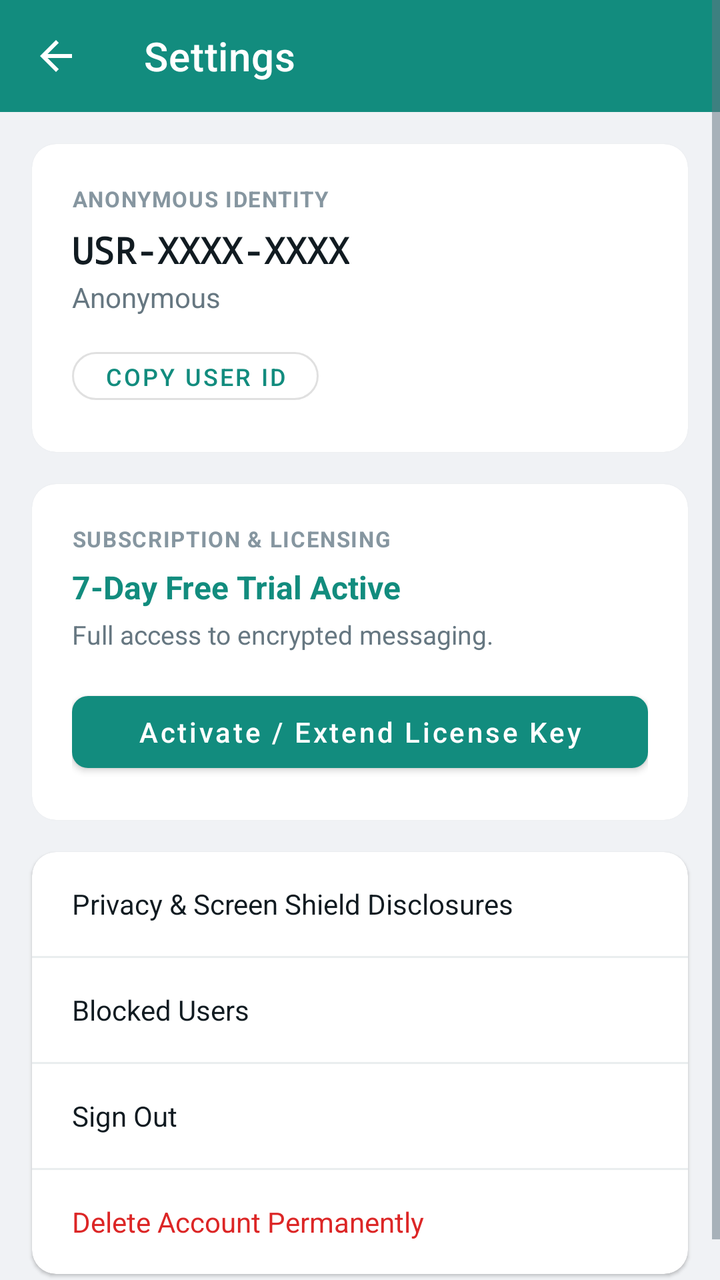
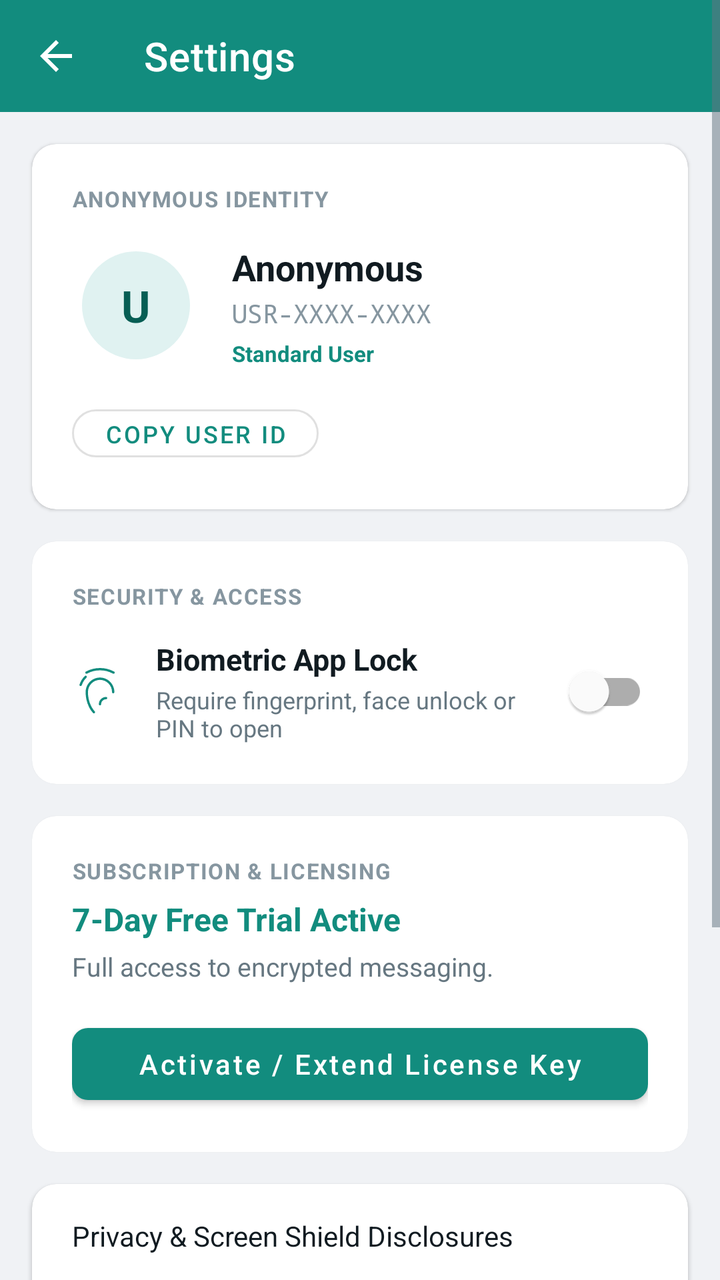

The first picture is an Android layout as it rendered before a commit; the second is the same layout after the commit. The layout source and the unified diff follow.
<!-- AndroidManifest.xml: application theme Theme.AnonChat -->
<!-- res/layout/activity_settings.xml -->
<?xml version="1.0" encoding="utf-8"?>
<ScrollView xmlns:android="http://schemas.android.com/apk/res/android"
    xmlns:app="http://schemas.android.com/apk/res-auto"
    android:layout_width="match_parent"
    android:layout_height="match_parent"
    android:background="@color/background_subtle">

    <LinearLayout
        android:layout_width="match_parent"
        android:layout_height="wrap_content"
        android:orientation="vertical">

        <com.google.android.material.appbar.MaterialToolbar
            android:id="@+id/toolbar_settings"
            android:layout_width="match_parent"
            android:layout_height="?attr/actionBarSize"
            android:background="@color/primary"
            app:title="@string/settings_title"
            app:titleTextColor="@color/background_white"
            app:navigationIcon="?attr/homeAsUpIndicator"
            app:navigationIconTint="@color/background_white" />

        
        <com.google.android.material.card.MaterialCardView
            android:layout_width="match_parent"
            android:layout_height="wrap_content"
            android:layout_margin="16dp"
            app:cardCornerRadius="12dp"
            app:cardElevation="1dp"
            app:cardBackgroundColor="@color/background_white">

            <LinearLayout
                android:layout_width="match_parent"
                android:layout_height="wrap_content"
                android:orientation="vertical"
                android:padding="20dp">

                <TextView
                    android:layout_width="wrap_content"
                    android:layout_height="wrap_content"
                    android:text="ANONYMOUS IDENTITY"
                    android:textSize="11sp"
                    android:textStyle="bold"
                    android:textColor="@color/text_muted"
                    android:letterSpacing="0.05" />

                <TextView
                    android:id="@+id/tv_settings_user_id"
                    android:layout_width="wrap_content"
                    android:layout_height="wrap_content"
                    android:layout_marginTop="6dp"
                    android:text="USR-XXXX-XXXX"
                    android:textSize="18sp"
                    android:textStyle="bold"
                    android:fontFamily="monospace"
                    android:textColor="@color/text_primary" />

                <TextView
                    android:id="@+id/tv_settings_display_name"
                    android:layout_width="wrap_content"
                    android:layout_height="wrap_content"
                    android:layout_marginTop="2dp"
                    android:text="Anonymous"
                    android:textSize="14sp"
                    android:textColor="@color/text_secondary" />

                <com.google.android.material.button.MaterialButton
                    android:id="@+id/btn_copy_id"
                    android:layout_width="wrap_content"
                    android:layout_height="36dp"
                    android:layout_marginTop="12dp"
                    android:text="Copy User ID"
                    android:textSize="12sp"
                    app:cornerRadius="18dp"
                    style="@style/Widget.MaterialComponents.Button.OutlinedButton" />
            </LinearLayout>
        </com.google.android.material.card.MaterialCardView>

        
        <com.google.android.material.card.MaterialCardView
            android:layout_width="match_parent"
            android:layout_height="wrap_content"
            android:layout_marginStart="16dp"
            android:layout_marginEnd="16dp"
            android:layout_marginBottom="16dp"
            app:cardCornerRadius="12dp"
            app:cardElevation="1dp"
            app:cardBackgroundColor="@color/background_white">

            <LinearLayout
                android:layout_width="match_parent"
                android:layout_height="wrap_content"
                android:orientation="vertical"
                android:padding="20dp">

                <TextView
                    android:layout_width="wrap_content"
                    android:layout_height="wrap_content"
                    android:text="SUBSCRIPTION &amp; LICENSING"
                    android:textSize="11sp"
                    android:textStyle="bold"
                    android:textColor="@color/text_muted"
                    android:letterSpacing="0.05" />

                <TextView
                    android:id="@+id/tv_settings_sub_status"
                    android:layout_width="wrap_content"
                    android:layout_height="wrap_content"
                    android:layout_marginTop="6dp"
                    android:text="7-Day Free Trial Active"
                    android:textSize="16sp"
                    android:textStyle="bold"
                    android:textColor="@color/primary" />

                <TextView
                    android:id="@+id/tv_settings_sub_detail"
                    android:layout_width="wrap_content"
                    android:layout_height="wrap_content"
                    android:layout_marginTop="4dp"
                    android:text="Full access to encrypted messaging."
                    android:textSize="13sp"
                    android:textColor="@color/text_secondary" />

                <com.google.android.material.button.MaterialButton
                    android:id="@+id/btn_open_license"
                    android:layout_width="match_parent"
                    android:layout_height="48dp"
                    android:layout_marginTop="16dp"
                    android:text="Activate / Extend License Key"
                    android:textAllCaps="false"
                    app:backgroundTint="@color/primary"
                    app:cornerRadius="8dp" />
            </LinearLayout>
        </com.google.android.material.card.MaterialCardView>

        
        <com.google.android.material.card.MaterialCardView
            android:layout_width="match_parent"
            android:layout_height="wrap_content"
            android:layout_marginStart="16dp"
            android:layout_marginEnd="16dp"
            android:layout_marginBottom="24dp"
            app:cardCornerRadius="12dp"
            app:cardElevation="1dp"
            app:cardBackgroundColor="@color/background_white">

            <LinearLayout
                android:layout_width="match_parent"
                android:layout_height="wrap_content"
                android:orientation="vertical">

                <TextView
                    android:id="@+id/tv_btn_security_info"
                    android:layout_width="match_parent"
                    android:layout_height="52dp"
                    android:gravity="center_vertical"
                    android:paddingStart="20dp"
                    android:paddingEnd="20dp"
                    android:text="Privacy &amp; Screen Shield Disclosures"
                    android:textSize="14sp"
                    android:textColor="@color/text_primary"
                    android:background="?attr/selectableItemBackground" />

                <View
                    android:layout_width="match_parent"
                    android:layout_height="1dp"
                    android:background="@color/divider" />

                <TextView
                    android:id="@+id/tv_btn_blocked_users"
                    android:layout_width="match_parent"
                    android:layout_height="52dp"
                    android:gravity="center_vertical"
                    android:paddingStart="20dp"
                    android:paddingEnd="20dp"
                    android:text="@string/blocked_users"
                    android:textSize="14sp"
                    android:textColor="@color/text_primary"
                    android:background="?attr/selectableItemBackground" />

                <View
                    android:layout_width="match_parent"
                    android:layout_height="1dp"
                    android:background="@color/divider" />

                <TextView
                    android:id="@+id/tv_btn_logout"
                    android:layout_width="match_parent"
                    android:layout_height="52dp"
                    android:gravity="center_vertical"
                    android:paddingStart="20dp"
                    android:paddingEnd="20dp"
                    android:text="@string/logout_action"
                    android:textSize="14sp"
                    android:textColor="@color/text_primary"
                    android:background="?attr/selectableItemBackground" />

                <View
                    android:layout_width="match_parent"
                    android:layout_height="1dp"
                    android:background="@color/divider" />

                <TextView
                    android:id="@+id/tv_btn_delete_account"
                    android:layout_width="match_parent"
                    android:layout_height="52dp"
                    android:gravity="center_vertical"
                    android:paddingStart="20dp"
                    android:paddingEnd="20dp"
                    android:text="@string/delete_account_action"
                    android:textSize="14sp"
                    android:textColor="@color/danger"
                    android:background="?attr/selectableItemBackground" />
            </LinearLayout>
        </com.google.android.material.card.MaterialCardView>

    </LinearLayout>
</ScrollView>
<!-- resources referenced by this layout -->
<resources>
  <color name="background_subtle">#F0F2F5</color>
  <color name="background_white">#FFFFFF</color>
  <color name="danger">#DC2626</color>
  <color name="divider">#E9EDEF</color>
  <color name="primary">#128C7E</color>
  <color name="text_muted">#8696A0</color>
  <color name="text_primary">#111B21</color>
  <color name="text_secondary">#667781</color>
  <string name="blocked_users">Blocked Users</string>
  <string name="delete_account_action">Delete Account Permanently</string>
  <string name="logout_action">Sign Out</string>
  <string name="settings_title">Settings</string>
  <color name="primary_dark">#075E54</color>
  <color name="accent">#25D366</color>
  <!-- unchanged entries left out for length: 1 -->
</resources>

<!-- the commit's change to res/layout/activity_settings.xml (unified diff, before → after) -->
@@ -44,35 +44,287 @@
                     android:textColor="@color/text_muted"
                     android:letterSpacing="0.05" />
 
-                <TextView
-                    android:id="@+id/tv_settings_user_id"
-                    android:layout_width="wrap_content"
-                    android:layout_height="wrap_content"
-                    android:layout_marginTop="6dp"
-                    android:text="USR-XXXX-XXXX"
-                    android:textSize="18sp"
-                    android:textStyle="bold"
-                    android:fontFamily="monospace"
-                    android:textColor="@color/text_primary" />
-
-                <TextView
-                    android:id="@+id/tv_settings_display_name"
-                    android:layout_width="wrap_content"
-                    android:layout_height="wrap_content"
-                    android:layout_marginTop="2dp"
-                    android:text="Anonymous"
-                    android:textSize="14sp"
-                    android:textColor="@color/text_secondary" />
+                
+                <LinearLayout
+                    android:layout_width="match_parent"
+                    android:layout_height="wrap_content"
+                    android:layout_marginTop="14dp"
+                    android:orientation="horizontal"
+                    android:gravity="center_vertical">
+
+                    
+                    <FrameLayout
+                        android:layout_width="64dp"
+                        android:layout_height="64dp">
+
+                        <View
+                            android:id="@+id/view_profile_avatar_ring"
+                            android:layout_width="64dp"
+                            android:layout_height="64dp"
+                            android:background="@drawable/bg_avatar_ring"
+                            android:visibility="gone" />
+
+                        <TextView
+                            android:id="@+id/tv_profile_avatar_initial"
+                            android:layout_width="54dp"
+                            android:layout_height="54dp"
+                            android:layout_gravity="center"
+                            android:background="@drawable/bg_avatar_circle"
+                            android:gravity="center"
+                            android:text="U"
+                            android:textColor="@color/primary_dark"
+                            android:textSize="22sp"
+                            android:textStyle="bold" />
+
+                        <ImageView
+                            android:id="@+id/iv_profile_admin_badge"
+                            android:layout_width="22dp"
+                            android:layout_height="22dp"
+                            android:layout_gravity="bottom|end"
+                            android:src="@drawable/ic_verified"
+                            android:contentDescription="Verified Admin"
+                            android:visibility="gone" />
+                    </FrameLayout>
+
+                    <LinearLayout
+                        android:layout_width="0dp"
+                        android:layout_height="wrap_content"
+                        android:layout_weight="1"
+                        android:layout_marginStart="16dp"
+                        android:orientation="vertical">
+
+                        <TextView
+                            android:id="@+id/tv_settings_display_name"
+                            android:layout_width="wrap_content"
+                            android:layout_height="wrap_content"
+                            android:text="Anonymous"
+                            android:textSize="18sp"
+                            android:textStyle="bold"
+                            android:textColor="@color/text_primary" />
+
+                        <TextView
+                            android:id="@+id/tv_settings_user_id"
+                            android:layout_width="wrap_content"
+                            android:layout_height="wrap_content"
+                            android:layout_marginTop="2dp"
+                            android:text="USR-XXXX-XXXX"
+                            android:textSize="13sp"
+                            android:fontFamily="monospace"
+                            android:textColor="@color/text_muted" />
+
+                        <TextView
+                            android:id="@+id/tv_settings_role_badge"
+                            android:layout_width="wrap_content"
+                            android:layout_height="wrap_content"
+                            android:layout_marginTop="4dp"
+                            android:text="Standard User"
+                            android:textSize="11sp"
+                            android:textStyle="bold"
+                            android:textColor="@color/primary" />
+                    </LinearLayout>
+                </LinearLayout>
 
                 <com.google.android.material.button.MaterialButton
                     android:id="@+id/btn_copy_id"
                     android:layout_width="wrap_content"
                     android:layout_height="36dp"
-                    android:layout_marginTop="12dp"
+                    android:layout_marginTop="14dp"
                     android:text="Copy User ID"
                     android:textSize="12sp"
                     app:cornerRadius="18dp"
                     style="@style/Widget.MaterialComponents.Button.OutlinedButton" />
+
+                
+                <LinearLayout
+                    android:id="@+id/layout_admin_badge_customizer"
+                    android:layout_width="match_parent"
+                    android:layout_height="wrap_content"
+                    android:orientation="vertical"
+                    android:layout_marginTop="16dp"
+                    android:visibility="gone">
+
+                    <View
+                        android:layout_width="match_parent"
+                        android:layout_height="1dp"
+                        android:background="@color/divider"
+                        android:layout_marginBottom="12dp" />
+
+                    <TextView
+                        android:layout_width="wrap_content"
+                        android:layout_height="wrap_content"
+                        android:text="ADMIN BADGE &amp; OUTLINE COLOR"
+                        android:textSize="11sp"
+                        android:textStyle="bold"
+                        android:textColor="@color/text_muted"
+                        android:letterSpacing="0.05" />
+
+                    <TextView
+                        android:layout_width="wrap_content"
+                        android:layout_height="wrap_content"
+                        android:layout_marginTop="2dp"
+                        android:layout_marginBottom="12dp"
+                        android:text="Choose your verified badge and outline ring color"
+                        android:textSize="12sp"
+                        android:textColor="@color/text_secondary" />
+
+                    <LinearLayout
+                        android:layout_width="match_parent"
+                        android:layout_height="wrap_content"
+                        android:orientation="horizontal"
+                        android:gravity="center_vertical">
+
+                        <com.google.android.material.card.MaterialCardView
+                            android:id="@+id/card_color_orange"
+                            android:layout_width="38dp"
+                            android:layout_height="38dp"
+                            android:layout_marginEnd="10dp"
+                            app:cardCornerRadius="19dp"
+                            app:cardElevation="0dp"
+                            app:strokeWidth="0dp"
+                            app:strokeColor="@color/text_primary"
+                            app:cardBackgroundColor="@color/admin_orange"
+                            android:clickable="true"
+                            android:focusable="true" />
+
+                        <com.google.android.material.card.MaterialCardView
+                            android:id="@+id/card_color_emerald"
+                            android:layout_width="38dp"
+                            android:layout_height="38dp"
+                            android:layout_marginEnd="10dp"
+                            app:cardCornerRadius="19dp"
+                            app:cardElevation="0dp"
+                            app:strokeWidth="0dp"
+                            app:strokeColor="@color/text_primary"
+                            app:cardBackgroundColor="@color/admin_emerald"
+                            android:clickable="true"
+                            android:focusable="true" />
+
+                        <com.google.android.material.card.MaterialCardView
+                            android:id="@+id/card_color_crimson"
+                            android:layout_width="38dp"
+                            android:layout_height="38dp"
+                            android:layout_marginEnd="10dp"
+                            app:cardCornerRadius="19dp"
+                            app:cardElevation="0dp"
+                            app:strokeWidth="0dp"
+                            app:strokeColor="@color/text_primary"
+                            app:cardBackgroundColor="@color/admin_crimson"
+                            android:clickable="true"
+                            android:focusable="true" />
+
+                        <com.google.android.material.card.MaterialCardView
+                            android:id="@+id/card_color_blue"
+                            android:layout_width="38dp"
+                            android:layout_height="38dp"
+                            android:layout_marginEnd="10dp"
+                            app:cardCornerRadius="19dp"
+                            app:cardElevation="0dp"
+                            app:strokeWidth="0dp"
+                            app:strokeColor="@color/text_primary"
+                            app:cardBackgroundColor="@color/admin_blue"
+                            android:clickable="true"
+                            android:focusable="true" />
+
+                        <com.google.android.material.card.MaterialCardView
+                            android:id="@+id/card_color_purple"
+                            android:layout_width="38dp"
+                            android:layout_height="38dp"
+                            android:layout_marginEnd="10dp"
+                            app:cardCornerRadius="19dp"
+                            app:cardElevation="0dp"
+                            app:strokeWidth="0dp"
+                            app:strokeColor="@color/text_primary"
+                            app:cardBackgroundColor="@color/admin_purple"
+                            android:clickable="true"
+                            android:focusable="true" />
+
+                        <com.google.android.material.card.MaterialCardView
+                            android:id="@+id/card_color_gold"
+                            android:layout_width="38dp"
+                            android:layout_height="38dp"
+                            app:cardCornerRadius="19dp"
+                            app:cardElevation="0dp"
+                            app:strokeWidth="0dp"
+                            app:strokeColor="@color/text_primary"
+                            app:cardBackgroundColor="@color/admin_gold"
+                            android:clickable="true"
+                            android:focusable="true" />
+
+                    </LinearLayout>
+                </LinearLayout>
+
+            </LinearLayout>
+        </com.google.android.material.card.MaterialCardView>
+
+        
+        <com.google.android.material.card.MaterialCardView
+            android:layout_width="match_parent"
+            android:layout_height="wrap_content"
+            android:layout_marginStart="16dp"
+            android:layout_marginEnd="16dp"
+            android:layout_marginBottom="16dp"
+            app:cardCornerRadius="12dp"
+            app:cardElevation="1dp"
+            app:cardBackgroundColor="@color/background_white">
+
+            <LinearLayout
+                android:layout_width="match_parent"
+                android:layout_height="wrap_content"
+                android:orientation="vertical"
+                android:padding="20dp">
+
+                <TextView
+                    android:layout_width="wrap_content"
+                    android:layout_height="wrap_content"
+                    android:text="SECURITY &amp; ACCESS"
+                    android:textSize="11sp"
+                    android:textStyle="bold"
+                    android:textColor="@color/text_muted"
+                    android:letterSpacing="0.05" />
+
+                <LinearLayout
+                    android:layout_width="match_parent"
+                    android:layout_height="wrap_content"
+                    android:layout_marginTop="14dp"
+                    android:orientation="horizontal"
+                    android:gravity="center_vertical">
+
+                    <ImageView
+                        android:layout_width="28dp"
+                        android:layout_height="28dp"
+                        android:src="@drawable/ic_fingerprint"
+                        app:tint="@color/primary"
+                        android:contentDescription="Biometric Lock" />
+
+                    <LinearLayout
+                        android:layout_width="0dp"
+                        android:layout_height="wrap_content"
+                        android:layout_weight="1"
+                        android:layout_marginStart="14dp"
+                        android:orientation="vertical">
+
+                        <TextView
+                            android:layout_width="wrap_content"
+                            android:layout_height="wrap_content"
+                            android:text="Biometric App Lock"
+                            android:textSize="15sp"
+                            android:textStyle="bold"
+                            android:textColor="@color/text_primary" />
+
+                        <TextView
+                            android:layout_width="wrap_content"
+                            android:layout_height="wrap_content"
+                            android:layout_marginTop="2dp"
+                            android:text="Require fingerprint, face unlock or PIN to open"
+                            android:textSize="12sp"
+                            android:textColor="@color/text_secondary" />
+                    </LinearLayout>
+
+                    <com.google.android.material.switchmaterial.SwitchMaterial
+                        android:id="@+id/switch_biometric"
+                        android:layout_width="wrap_content"
+                        android:layout_height="wrap_content" />
+                </LinearLayout>
             </LinearLayout>
         </com.google.android.material.card.MaterialCardView>
 
@@ -139,7 +391,7 @@
             android:layout_height="wrap_content"
             android:layout_marginStart="16dp"
             android:layout_marginEnd="16dp"
-            android:layout_marginBottom="24dp"
+            android:layout_marginBottom="16dp"
             app:cardCornerRadius="12dp"
             app:cardElevation="1dp"
             app:cardBackgroundColor="@color/background_white">
@@ -214,5 +466,20 @@
             </LinearLayout>
         </com.google.android.material.card.MaterialCardView>
 
+        
+        <TextView
+            android:id="@+id/tv_footer_branding"
+            android:layout_width="match_parent"
+            android:layout_height="wrap_content"
+            android:gravity="center"
+            android:layout_marginTop="8dp"
+            android:layout_marginBottom="24dp"
+            android:padding="8dp"
+            android:text="@string/proud_production"
+            android:textSize="12sp"
+            android:textStyle="bold"
+            android:letterSpacing="0.05"
+            android:textColor="@color/text_secondary" />
+
     </LinearLayout>
 </ScrollView>
<!-- resource entries referenced after the edit -->
@@ -1,5 +1,11 @@
 <!-- resources referenced by this layout -->
 <resources>
+  <color name="admin_blue">#3B82F6</color>
+  <color name="admin_crimson">#EF4444</color>
+  <color name="admin_emerald">#10B981</color>
+  <color name="admin_gold">#F59E0B</color>
+  <color name="admin_orange">#FF9800</color>
+  <color name="admin_purple">#8B5CF6</color>
   <color name="background_subtle">#F0F2F5</color>
   <color name="background_white">#FFFFFF</color>
   <color name="danger">#DC2626</color>
@@ -8,9 +14,48 @@
   <color name="text_muted">#8696A0</color>
   <color name="text_primary">#111B21</color>
   <color name="text_secondary">#667781</color>
+  <!-- drawable bg_avatar_circle (drawable) -->
+  <?xml version="1.0" encoding="utf-8"?>
+  <shape xmlns:android="http://schemas.android.com/apk/res/android"
+      android:shape="oval">
+      <solid android:color="#E0F2F1" />
+  </shape>
+  <!-- drawable bg_avatar_ring (drawable) -->
+  <?xml version="1.0" encoding="utf-8"?>
+  <shape xmlns:android="http://schemas.android.com/apk/res/android"
+      android:shape="oval">
+      <stroke
+          android:width="2.5dp"
+          android:color="#FF9800" />
+      <solid android:color="@android:color/transparent" />
+  </shape>
+  <!-- drawable ic_fingerprint (drawable) -->
+  <vector xmlns:android="http://schemas.android.com/apk/res/android"
+      android:width="24dp"
+      android:height="24dp"
+      android:viewportWidth="24"
+      android:viewportHeight="24">
+      <path
+          android:fillColor="#128C7E"
+          android:pathData="M17.81,4.47c-0.08,0 -0.16,-0.02 -0.23,-0.06C15.66,3.42 14,3 12.01,3c-1.98,0 -3.86,0.47 -5.57,1.41 -0.24,0.13 -0.54,0.04 -0.68,-0.2 -0.13,-0.24 -0.04,-0.55 0.2,-0.68C7.82,2.52 9.86,2 12.01,2c2.13,0 3.99,0.47 6.03,1.52 0.25,0.13 0.34,0.43 0.21,0.67 -0.09,0.18 -0.26,0.28 -0.44,0.28zM3.51,9.72c-0.25,-0.08 -0.38,-0.35 -0.3,-0.6 0.46,-1.42 1.25,-2.69 2.29,-3.69 0.2,-0.19 0.51,-0.18 0.71,0.02 0.19,0.2 0.18,0.51 -0.02,0.71 -0.9,0.86 -1.58,1.96 -1.98,3.19 -0.08,0.24 -0.33,0.38 -0.7,0.37zM9.37,21.43c-0.13,0 -0.26,-0.05 -0.35,-0.15 -0.67,-0.74 -1.33,-1.71 -1.81,-2.72 -0.91,-1.93 -1.38,-4.06 -1.38,-6.21 0,-3.45 2.76,-6.26 6.16,-6.26 3.4,0 6.17,2.81 6.17,6.26 0,0.28 -0.22,0.5 -0.5,0.5s-0.5,-0.22 -0.5,-0.5c0,-2.9 -2.32,-5.26 -5.17,-5.26 -2.85,0 -5.16,2.36 -5.16,5.26 0,1.98 0.43,3.95 1.27,5.74 0.44,0.93 1.05,1.82 1.66,2.5 0.19,0.21 0.17,0.52 -0.03,0.71 -0.1,0.08 -0.23,0.13 -0.36,0.13zM12,18c-0.28,0 -0.5,-0.22 -0.5,-0.5 0,-1.71 1.39,-3.1 3.1,-3.1 0.28,0 0.5,0.22 0.5,0.5s-0.22,0.5 -0.5,0.5c-1.16,0 -2.1,0.94 -2.1,2.1 0,0.28 -0.22,0.5 -0.5,0.5z"/>
+  </vector>
+  <!-- drawable ic_verified (drawable) -->
+  <vector xmlns:android="http://schemas.android.com/apk/res/android"
+      android:width="24dp"
+      android:height="24dp"
+      android:viewportWidth="24"
+      android:viewportHeight="24">
+      <path
+          android:fillColor="#FF9800"
+          android:pathData="M12,1L3,5v6c0,5.55 3.84,10.74 9,12 5.16,-1.26 9,-6.45 9,-12V5L12,1z"/>
+      <path
+          android:fillColor="#FFFFFF"
+          android:pathData="M10,15.5l-3.5,-3.5 1.41,-1.41L10,12.67l6.09,-6.09 1.41,1.41z"/>
+  </vector>
   <string name="blocked_users">Blocked Users</string>
   <string name="delete_account_action">Delete Account Permanently</string>
   <string name="logout_action">Sign Out</string>
+  <string name="proud_production">Proud Production of BYTESPHERE</string>
   <string name="settings_title">Settings</string>
   <color name="primary_dark">#075E54</color>
   <color name="accent">#25D366</color>
